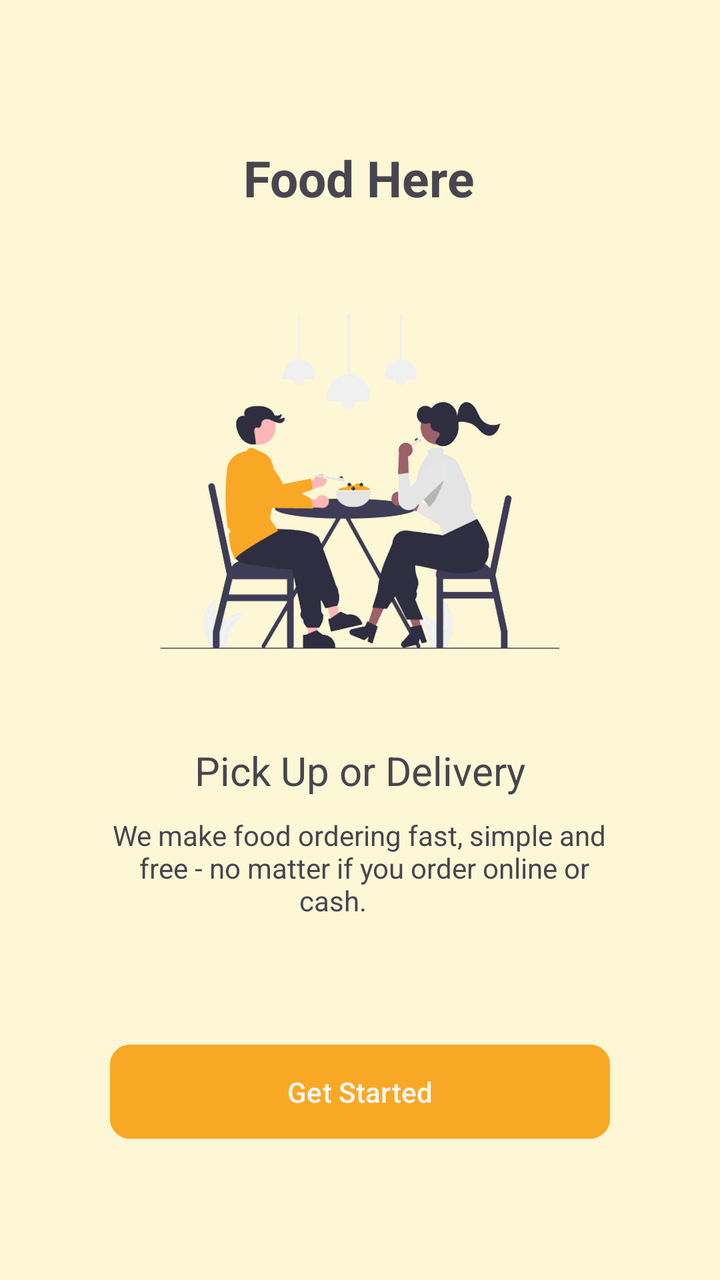
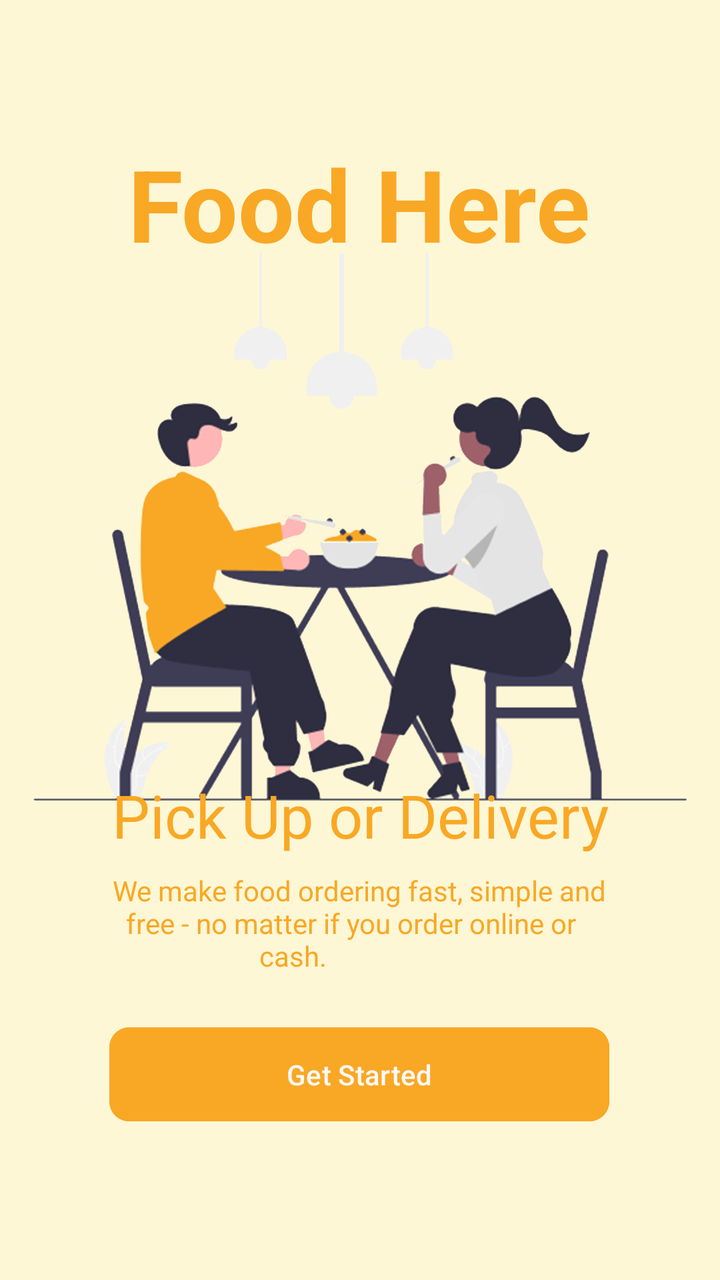

Compare the two renders of this Android layout. The source of the first and the diff that turns it into the second are given below.
<!-- AndroidManifest.xml: application theme Theme.Cheezy -->
<!-- res/layout/activity_onboard3.xml -->
<?xml version="1.0" encoding="utf-8"?>
<androidx.constraintlayout.widget.ConstraintLayout xmlns:android="http://schemas.android.com/apk/res/android"
    xmlns:app="http://schemas.android.com/apk/res-auto"
    xmlns:tools="http://schemas.android.com/tools"
    android:layout_width="match_parent"
    android:layout_height="match_parent"
    android:background="@color/yellowcream">

    <TextView
        android:id="@+id/textView6"
        android:layout_width="wrap_content"
        android:layout_height="wrap_content"
        android:text="Food Here"
        android:textSize="25dp"
        android:textStyle="bold"

        app:layout_constraintBottom_toBottomOf="parent"
        app:layout_constraintEnd_toEndOf="parent"
        app:layout_constraintHorizontal_bias="0.498"
        app:layout_constraintStart_toStartOf="parent"
        app:layout_constraintTop_toTopOf="parent"
        app:layout_constraintVertical_bias="0.119" />

    <ImageView
        android:id="@+id/imageView4"
        android:layout_width="200dp"
        android:layout_height="200dp"
        android:layout_marginTop="4dp"
        app:layout_constraintBottom_toTopOf="@+id/textView7"
        app:layout_constraintEnd_toEndOf="parent"
        app:layout_constraintStart_toStartOf="parent"
        app:layout_constraintTop_toBottomOf="@+id/textView6"
        app:srcCompat="@drawable/page3" />

    <TextView
        android:id="@+id/textView7"
        android:layout_width="wrap_content"
        android:layout_height="wrap_content"
        android:text="Pick Up or Delivery"
        android:textSize="20dp"
        app:layout_constraintBottom_toBottomOf="parent"
        app:layout_constraintEnd_toEndOf="parent"
        app:layout_constraintStart_toStartOf="parent"
        app:layout_constraintTop_toBottomOf="@+id/textView6"
        app:layout_constraintVertical_bias="0.524" />

    <TextView
        android:id="@+id/textView8"
        android:layout_width="wrap_content"
        android:layout_height="wrap_content"
        android:text="We make food ordering fast, simple and\n\t\tfree - no matter if you order online or\n\t\t\t\t\t\t\t\t\t\t\t\t\t\tcash."
        app:layout_constraintBottom_toBottomOf="parent"
        app:layout_constraintEnd_toEndOf="parent"
        app:layout_constraintHorizontal_bias="0.498"
        app:layout_constraintStart_toStartOf="parent"
        app:layout_constraintTop_toBottomOf="@+id/textView7"
        app:layout_constraintVertical_bias="0.049" />

    <Button
        android:id="@+id/button3"
        android:layout_width="wrap_content"
        android:layout_height="55dp"
        android:layout_marginBottom="8dp"
        android:width="250dp"
        android:backgroundTint="@color/LightningYellow"
        android:text="Get Started"
        android:textColor="#FBF8F8"
        app:cornerRadius="10dp"
        app:layout_constraintBottom_toBottomOf="parent"
        app:layout_constraintEnd_toEndOf="parent"
        app:layout_constraintStart_toStartOf="parent"
        app:layout_constraintTop_toBottomOf="@+id/textView8" />
</androidx.constraintlayout.widget.ConstraintLayout>
<!-- resources referenced by this layout -->
<resources>
  <color name="LightningYellow">#F9A825</color>
  <color name="yellowcream">#FDF7D6</color>
  <!-- drawable page3: png bitmap (drawable, 289008 bytes) -->
  <style name="Theme.Cheezy" parent="Base.Theme.Cheezy" />
  <style name="Base.Theme.Cheezy" parent="Theme.Material3.DayNight.NoActionBar">
          
          
      </style>
</resources>

<!-- the commit's change to res/layout/activity_onboard3.xml (unified diff, before → after) -->
@@ -11,9 +11,10 @@
         android:layout_width="wrap_content"
         android:layout_height="wrap_content"
         android:text="Food Here"
-        android:textSize="25dp"
+        android:textColor="@color/LightningYellow"
+        android:textSize="50dp"
+
         android:textStyle="bold"
-
         app:layout_constraintBottom_toBottomOf="parent"
         app:layout_constraintEnd_toEndOf="parent"
         app:layout_constraintHorizontal_bias="0.498"
@@ -23,8 +24,8 @@
 
     <ImageView
         android:id="@+id/imageView4"
-        android:layout_width="200dp"
-        android:layout_height="200dp"
+        android:layout_width="327dp"
+        android:layout_height="276dp"
         android:layout_marginTop="4dp"
         app:layout_constraintBottom_toTopOf="@+id/textView7"
         app:layout_constraintEnd_toEndOf="parent"
@@ -37,18 +38,21 @@
         android:layout_width="wrap_content"
         android:layout_height="wrap_content"
         android:text="Pick Up or Delivery"
-        android:textSize="20dp"
+        android:textColor="@color/LightningYellow"
+        android:textSize="30dp"
         app:layout_constraintBottom_toBottomOf="parent"
         app:layout_constraintEnd_toEndOf="parent"
+        app:layout_constraintHorizontal_bias="0.506"
         app:layout_constraintStart_toStartOf="parent"
         app:layout_constraintTop_toBottomOf="@+id/textView6"
-        app:layout_constraintVertical_bias="0.524" />
+        app:layout_constraintVertical_bias="0.543" />
 
     <TextView
         android:id="@+id/textView8"
         android:layout_width="wrap_content"
         android:layout_height="wrap_content"
-        android:text="We make food ordering fast, simple and\n\t\tfree - no matter if you order online or\n\t\t\t\t\t\t\t\t\t\t\t\t\t\tcash."
+        android:text="We make food ordering fast, simple and\n\tfree - no matter if you order online or\n\t\t\t\t\t\t\t\t\t\t\tcash."
+        android:textColor="@color/LightningYellow"
         app:layout_constraintBottom_toBottomOf="parent"
         app:layout_constraintEnd_toEndOf="parent"
         app:layout_constraintHorizontal_bias="0.498"
@@ -68,6 +72,8 @@
         app:cornerRadius="10dp"
         app:layout_constraintBottom_toBottomOf="parent"
         app:layout_constraintEnd_toEndOf="parent"
+        app:layout_constraintHorizontal_bias="0.496"
         app:layout_constraintStart_toStartOf="parent"
-        app:layout_constraintTop_toBottomOf="@+id/textView8" />
+        app:layout_constraintTop_toBottomOf="@+id/textView8"
+        app:layout_constraintVertical_bias="0.25" />
 </androidx.constraintlayout.widget.ConstraintLayout>
